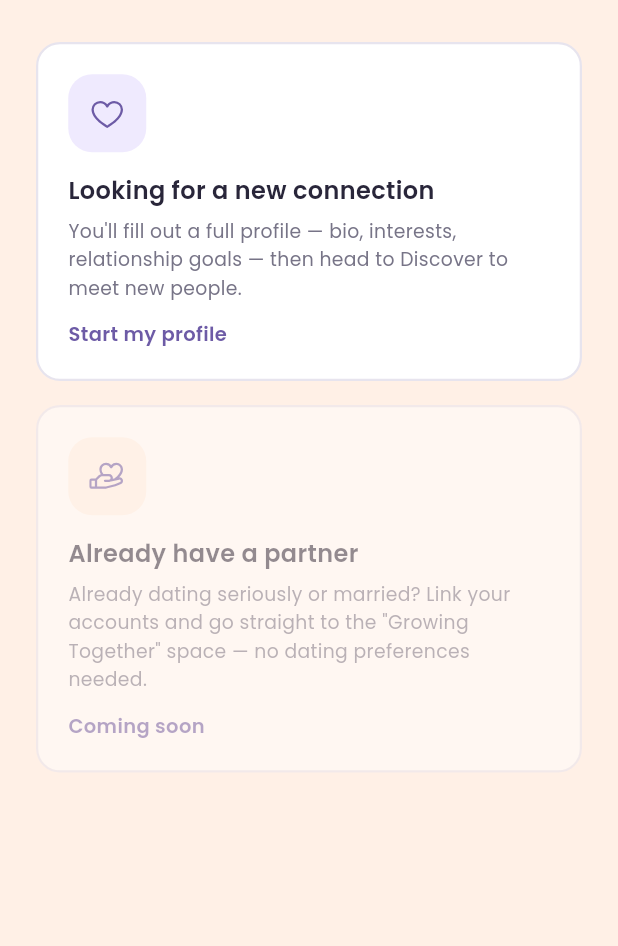
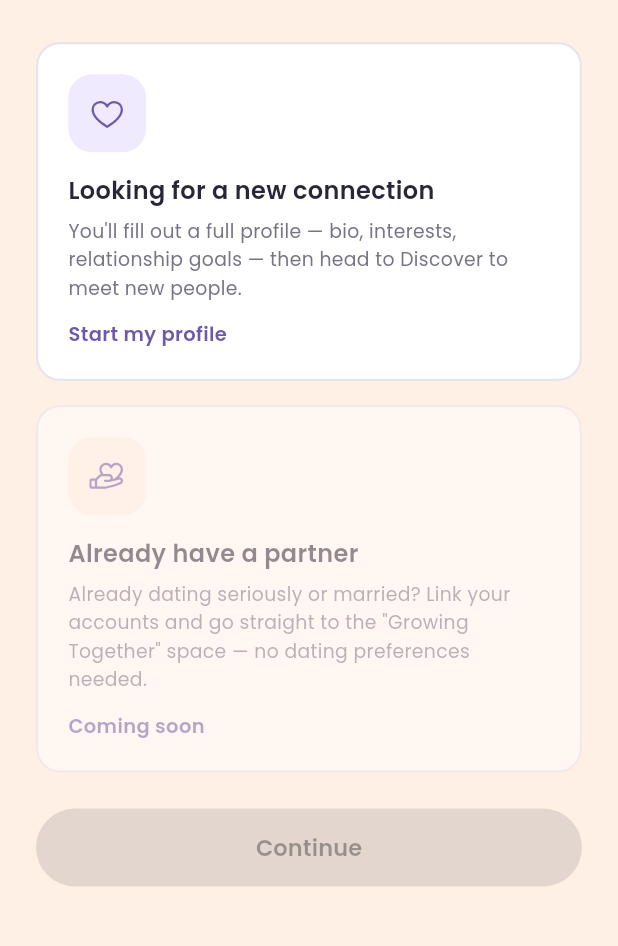
Before and after one commit to danieladrian/couplivy-mobile, a Flutter app: the GatewayChoiceScreen screen opened by its route, on a phone screen of 412 x 824 dp, the part 192-1138 px from its top. Run offline on Flutter 3.47's test engine with Material 3 defaults, Android fonts, the phone set to English and light mode, and no system bars; our stand-ins replace country_code_picker, dio, drift, flutter_riverpod, flutter_secure_storage, go_router and 5 more; accounts and stored records are empty; generated files the repository leaves out were written again.

Commit message:
feat(gateway-choice): pick-then-Continue, matching other onboarding steps
Gateway Choice used to submit immediately on card tap — no selected
state, no separate Continue button. Now matches the pattern already
used by Gender and Relationship Goal: tap the card to select it (white
background turns lilac, border highlights, checkmark appears), then a
separate Continue button below (disabled until a card is picked)
triggers the actual submit.

- GatewayOptionCard: new `selected` param, same visual treatment as
  SelectableOptionCard (lilac border/background + checkmark) adapted
  to its own Column layout (icon row now has the checkmark on the
  right instead of the label row).
- GatewayChoiceScreen: tapping the Discover card only sets
  _discoverSelected via setState(); the actual
  gatewayChoiceProvider.notifier.choose('discover') call now happens
  in a new _submit(), wired to a Continue button.
- Added a test confirming Continue is disabled by default and tapping
  the Discover card selects it (shows the checkmark) and enables
  Continue — without tapping Continue itself, which would trigger a
  real network call (no Dio mocking infra in this project yet).

flutter analyze: no issues. flutter test: 45/45 passing.

Co-Authored-By: Claude Sonnet 5 <noreply@anthropic.com>

```diff
--- a/lib/features/onboarding/gateway_choice_screen.dart
+++ b/lib/features/onboarding/gateway_choice_screen.dart
@@ -7,6 +7,7 @@ import '../../core/storage/user_session_storage.dart';
 import '../../core/theme/app_colors.dart';
 import '../../core/theme/app_text_styles.dart';
 import '../../l10n/generated/app_localizations.dart';
+import '../../shared/widgets/app_button.dart';
 import '../../shared/widgets/gateway_option_card.dart';
 import 'providers/gateway_choice_controller.dart';
 
@@ -22,6 +23,12 @@ import 'providers/gateway_choice_controller.dart';
 /// "Sudah punya pasangan" (mode=together) DI-DISABLE dulu — backend
 /// menolak mode itu (lihat GatewayChoiceRequest), UI-nya tetap tampil
 /// supaya user tahu fitur itu akan ada, cuma belum bisa dipilih.
+///
+/// Dulunya tap kartu langsung submit (tanpa state selected, tanpa tombol
+/// Continue terpisah) — diubah supaya konsisten dengan pola pilih+
+/// Continue step lain (Gender, Relationship Goal; lihat
+/// .ai/rules/architecture.md). Cuma "Discover" yang bisa dipilih (satu-
+/// satunya opsi enabled), jadi `_selected` cukup bool, bukan String.
 class GatewayChoiceScreen extends ConsumerStatefulWidget {
   const GatewayChoiceScreen({super.key});
 
@@ -32,6 +39,7 @@ class GatewayChoiceScreen extends ConsumerStatefulWidget {
 
 class _GatewayChoiceScreenState extends ConsumerState<GatewayChoiceScreen> {
   String? _nickName;
+  bool _discoverSelected = false;
 
   @override
   void initState() {
@@ -44,7 +52,10 @@ class _GatewayChoiceScreenState extends ConsumerState<GatewayChoiceScreen> {
     if (mounted) setState(() => _nickName = nickName);
   }
 
-  void _chooseDiscover() {
+  void _selectDiscover() => setState(() => _discoverSelected = true);
+
+  void _submit() {
+    if (!_discoverSelected) return;
     ref.read(gatewayChoiceProvider.notifier).choose('discover');
   }
 
@@ -105,7 +116,8 @@ class _GatewayChoiceScreenState extends ConsumerState<GatewayChoiceScreen> {
                   title: l10n.gatewayChoiceDiscoverTitle,
                   description: l10n.gatewayChoiceDiscoverDescription,
                   ctaLabel: l10n.gatewayChoiceDiscoverCta,
-                  onTap: isLoading ? null : _chooseDiscover,
+                  selected: _discoverSelected,
+                  onTap: isLoading ? null : _selectDiscover,
                 ),
                 const SizedBox(height: 16),
                 GatewayOptionCard(
@@ -114,8 +126,14 @@ class _GatewayChoiceScreenState extends ConsumerState<GatewayChoiceScreen> {
                   title: l10n.gatewayChoiceTogetherTitle,
                   description: l10n.gatewayChoiceTogetherDescription,
                   ctaLabel: l10n.gatewayChoiceTogetherCta,
+                  selected: false,
                   enabled: false,
                   onTap: null,
+                ),
+                const SizedBox(height: 24),
+                AppButton(
+                  label: l10n.onboardingContinue,
+                  onPressed: (_discoverSelected && !isLoading) ? _submit : null,
                 ),
                 if (isLoading) ...[
                   const SizedBox(height: 24),
--- a/lib/shared/widgets/gateway_option_card.dart
+++ b/lib/shared/widgets/gateway_option_card.dart
@@ -9,6 +9,14 @@ import '../../core/theme/app_radius.dart';
 /// beberapa opsi besar"), makanya ditaruh di shared/, bukan di
 /// features/onboarding/. Sumber desain:
 /// couplivy-docs/flow/00-auth/05-gateway-choice.html (.option-card).
+///
+/// Punya state `selected` (border+background lilac+checkmark, sama pola
+/// visual `SelectableOptionCard`) — tap cuma MEMILIH, BUKAN langsung
+/// submit; submit sesungguhnya lewat tombol Continue terpisah di
+/// `GatewayChoiceScreen`. Dulunya tap = langsung submit (tanpa state
+/// selected sama sekali) — diubah supaya konsisten dengan pola pilih+
+/// Continue step lain (Gender, Relationship Goal; lihat
+/// .ai/rules/architecture.md).
 class GatewayOptionCard extends StatelessWidget {
   const GatewayOptionCard({
     super.key,
@@ -17,6 +25,7 @@ class GatewayOptionCard extends StatelessWidget {
     required this.title,
     required this.description,
     required this.ctaLabel,
+    required this.selected,
     required this.onTap,
     this.enabled = true,
   });
@@ -26,6 +35,7 @@ class GatewayOptionCard extends StatelessWidget {
   final String title;
   final String description;
   final String ctaLabel;
+  final bool selected;
   final VoidCallback? onTap;
 
   /// Opsi "Sudah Punya Pasangan" di-disable dulu (backend menolak
@@ -40,12 +50,20 @@ class GatewayOptionCard extends StatelessWidget {
       child: Container(
         padding: const EdgeInsets.all(20),
         decoration: BoxDecoration(
-          color: Colors.white,
+          color: selected
+              ? AppColors.lilac.withValues(alpha: 0.08)
+              : Colors.white,
           borderRadius: BorderRadius.circular(AppRadius.lg),
-          border: Border.all(color: AppColors.border, width: 1.5),
+          border: Border.all(
+            color: selected ? AppColors.lilac : AppColors.border,
+            width: selected ? 2 : 1.5,
+          ),
         ),
         child: Column(
           crossAxisAlignment: CrossAxisAlignment.start,
+          children: [
+            Row(
+              mainAxisAlignment: MainAxisAlignment.spaceBetween,
               children: [
                 Container(
                   width: 52,
@@ -55,6 +73,22 @@ class GatewayOptionCard extends StatelessWidget {
                     borderRadius: BorderRadius.circular(16),
                   ),
                   child: Icon(icon, color: AppColors.deepViolet, size: 24),
+                ),
+                if (selected)
+                  Container(
+                    width: 24,
+                    height: 24,
+                    decoration: const BoxDecoration(
+                      color: AppColors.deepViolet,
+                      shape: BoxShape.circle,
+                    ),
+                    child: Icon(
+                      PhosphorIcons.check(PhosphorIconsStyle.bold),
+                      color: Colors.white,
+                      size: 14,
+                    ),
+                  ),
+              ],
             ),
             const SizedBox(height: 14),
             Text(
```
Also changed, not shown: 2 other files. Lines whose indentation alone changed are shown as unchanged.
